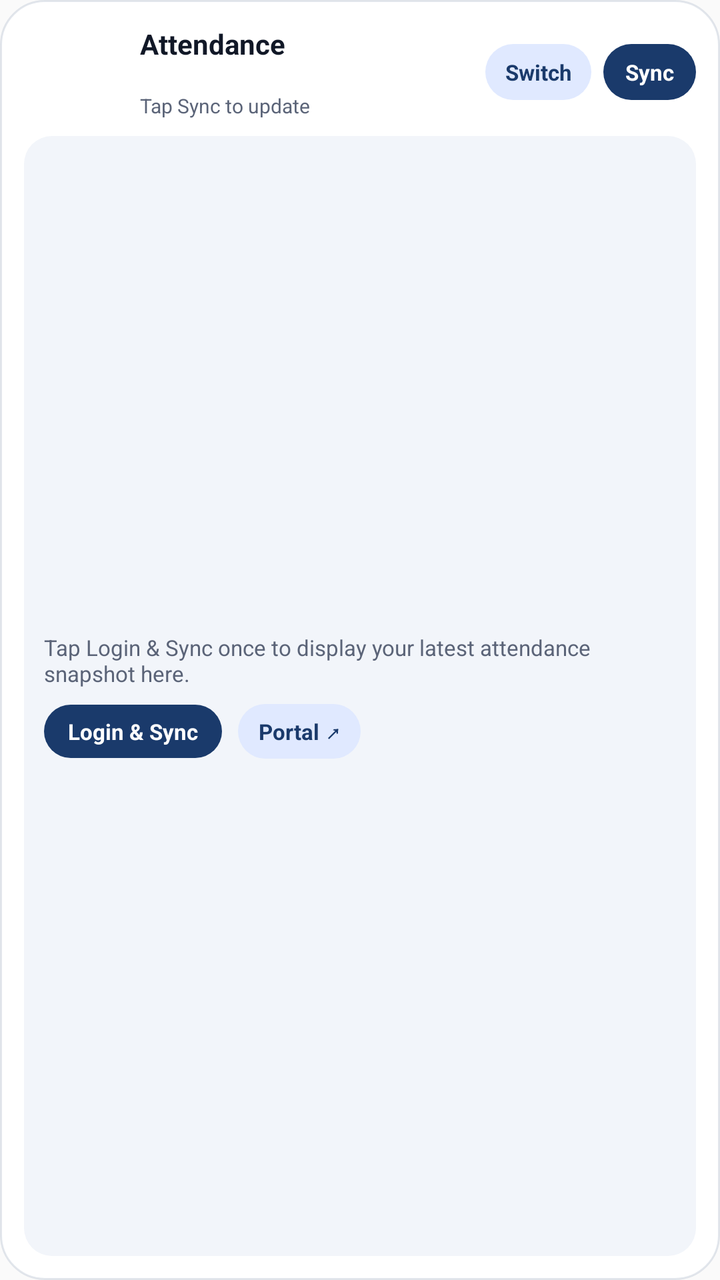
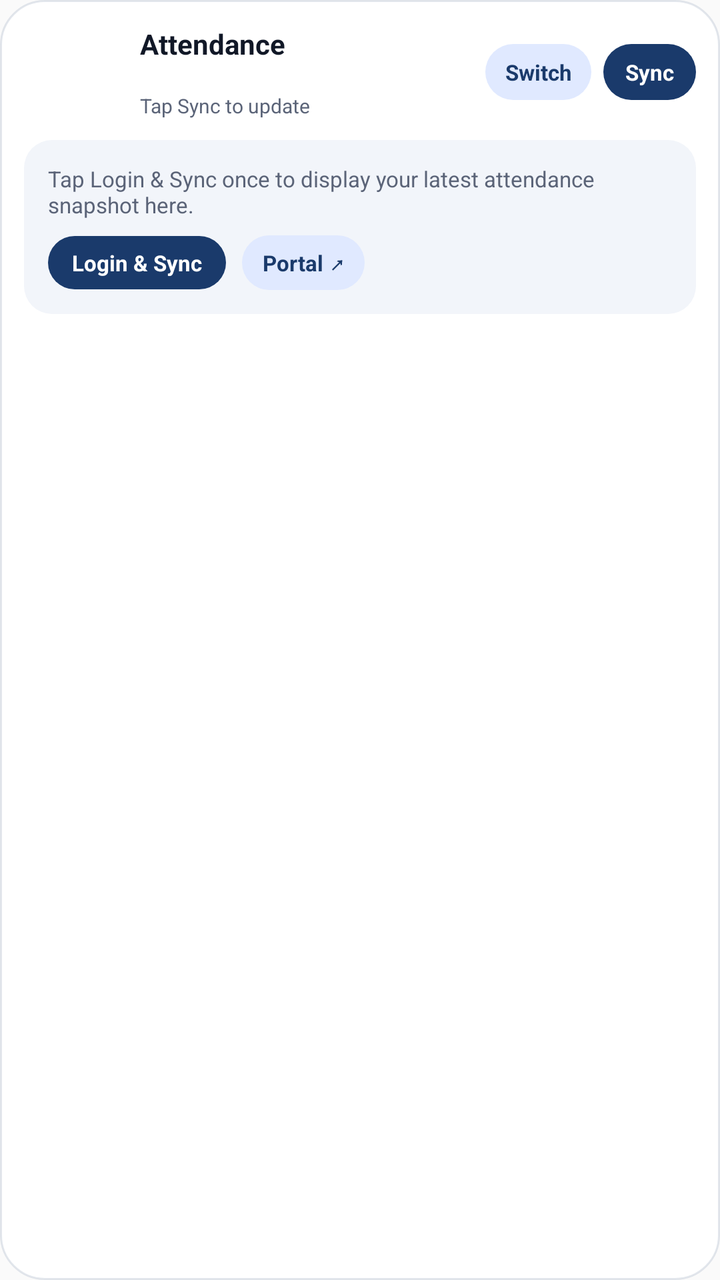

Two renders of the same Android screen: before a commit and after it. Below are the layout's source before the change and the commit's diff.
<!-- AndroidManifest.xml: application theme Theme.ContineoAutoLogin -->
<!-- res/layout/widget_attendance.xml -->
<?xml version="1.0" encoding="utf-8"?>
<LinearLayout xmlns:android="http://schemas.android.com/apk/res/android"
    android:id="@+id/widget_root"
    android:layout_width="match_parent"
    android:layout_height="match_parent"
    android:background="@drawable/widget_background"
    android:orientation="vertical"
    android:padding="12dp">

    
    <LinearLayout
        android:layout_width="match_parent"
        android:layout_height="wrap_content"
        android:gravity="center_vertical"
        android:orientation="horizontal">

        <ImageView
            android:id="@+id/widget_ring_image"
            android:layout_width="48dp"
            android:layout_height="48dp"
            android:contentDescription="@string/widget_cd_ring"
            android:scaleType="fitCenter" />

        <LinearLayout
            android:layout_width="0dp"
            android:layout_height="wrap_content"
            android:layout_marginStart="10dp"
            android:layout_marginEnd="6dp"
            android:layout_weight="1"
            android:orientation="vertical">

            <TextView
                android:id="@+id/widget_title"
                android:layout_width="wrap_content"
                android:layout_height="wrap_content"
                android:ellipsize="end"
                android:maxLines="1"
                android:text="@string/widget_title_default"
                android:textColor="@color/widget_text_primary"
                android:textSize="14sp"
                android:textStyle="bold" />

            <TextView
                android:id="@+id/widget_account_name"
                android:layout_width="wrap_content"
                android:layout_height="wrap_content"
                android:ellipsize="end"
                android:maxLines="1"
                android:textColor="@color/widget_text_secondary"
                android:textSize="11sp"
                android:textStyle="bold" />

            <TextView
                android:id="@+id/widget_subtitle"
                android:layout_width="wrap_content"
                android:layout_height="wrap_content"
                android:ellipsize="end"
                android:maxLines="1"
                android:text="@string/widget_subtitle_default"
                android:textColor="@color/widget_text_secondary"
                android:textSize="10sp" />
        </LinearLayout>

        <LinearLayout
            android:layout_width="wrap_content"
            android:layout_height="wrap_content"
            android:gravity="end|center_vertical"
            android:orientation="horizontal">

            <TextView
                android:id="@+id/widget_btn_switch"
                android:layout_width="wrap_content"
                android:layout_height="wrap_content"
                android:layout_marginEnd="6dp"
                android:background="@drawable/widget_pill_bg"
                android:clickable="true"
                android:focusable="true"
                android:gravity="center"
                android:minHeight="28dp"
                android:paddingStart="10dp"
                android:paddingTop="5dp"
                android:paddingEnd="10dp"
                android:paddingBottom="5dp"
                android:text="@string/widget_action_switch"
                android:textColor="@color/widget_pill_text"
                android:textSize="11sp"
                android:textStyle="bold" />

            <TextView
                android:id="@+id/widget_btn_sync"
                android:layout_width="wrap_content"
                android:layout_height="wrap_content"
                android:background="@drawable/widget_btn_primary_bg"
                android:clickable="true"
                android:focusable="true"
                android:gravity="center"
                android:minHeight="28dp"
                android:paddingStart="11dp"
                android:paddingTop="5dp"
                android:paddingEnd="11dp"
                android:paddingBottom="5dp"
                android:text="@string/widget_action_sync"
                android:textColor="@color/widget_button_text"
                android:textSize="11sp"
                android:textStyle="bold" />
        </LinearLayout>
    </LinearLayout>

    
    <LinearLayout
        android:id="@+id/widget_empty_container"
        android:layout_width="match_parent"
        android:layout_height="0dp"
        android:layout_marginTop="8dp"
        android:layout_weight="1"
        android:background="@drawable/widget_card_bg"
        android:gravity="center_vertical"
        android:orientation="vertical"
        android:padding="10dp">

        <TextView
            android:id="@+id/widget_empty_text"
            android:layout_width="match_parent"
            android:layout_height="wrap_content"
            android:ellipsize="end"
            android:maxLines="2"
            android:text="@string/widget_empty_message"
            android:textColor="@color/widget_text_secondary"
            android:textSize="11sp" />

        <LinearLayout
            android:layout_width="match_parent"
            android:layout_height="wrap_content"
            android:layout_marginTop="8dp"
            android:gravity="start|center_vertical"
            android:orientation="horizontal">

            <TextView
                android:id="@+id/widget_btn_login_empty"
                android:layout_width="wrap_content"
                android:layout_height="wrap_content"
                android:layout_marginEnd="8dp"
                android:background="@drawable/widget_btn_primary_bg"
                android:clickable="true"
                android:focusable="true"
                android:gravity="center"
                android:paddingStart="12dp"
                android:paddingTop="6dp"
                android:paddingEnd="12dp"
                android:paddingBottom="6dp"
                android:text="@string/widget_action_login_sync"
                android:textColor="@color/widget_button_text"
                android:textSize="11sp"
                android:textStyle="bold" />

            <TextView
                android:id="@+id/widget_btn_portal"
                android:layout_width="wrap_content"
                android:layout_height="wrap_content"
                android:background="@drawable/widget_pill_bg"
                android:clickable="true"
                android:focusable="true"
                android:gravity="center"
                android:paddingStart="10dp"
                android:paddingTop="6dp"
                android:paddingEnd="10dp"
                android:paddingBottom="6dp"
                android:text="@string/widget_action_portal"
                android:textColor="@color/widget_pill_text"
                android:textSize="11sp"
                android:textStyle="bold" />
        </LinearLayout>
    </LinearLayout>

    
    <LinearLayout
        android:id="@+id/widget_subjects_container"
        android:layout_width="match_parent"
        android:layout_height="0dp"
        android:layout_marginTop="8dp"
        android:layout_weight="1"
        android:orientation="vertical"
        android:visibility="gone">

        
        <LinearLayout
            android:id="@+id/widget_grid_row_0"
            android:layout_width="match_parent"
            android:layout_height="wrap_content"
            android:orientation="horizontal">

            <LinearLayout
                android:id="@+id/widget_cell_0"
                android:layout_width="0dp"
                android:layout_height="wrap_content"
                android:layout_marginEnd="3dp"
                android:layout_weight="1"
                android:background="@drawable/widget_card_bg"
                android:orientation="vertical"
                android:paddingStart="8dp"
                android:paddingTop="5dp"
                android:paddingEnd="8dp"
                android:paddingBottom="6dp">

                <LinearLayout
                    android:layout_width="match_parent"
                    android:layout_height="wrap_content"
                    android:gravity="center_vertical"
                    android:orientation="horizontal">

                    <TextView
                        android:id="@+id/widget_cell_0_name"
                        android:layout_width="0dp"
                        android:layout_height="wrap_content"
                        android:layout_marginEnd="4dp"
                        android:layout_weight="1"
                        android:ellipsize="end"
                        android:maxLines="1"
                        android:textColor="@color/widget_text_primary"
                        android:textSize="10sp"
                        android:textStyle="bold" />

                    <TextView
                        android:id="@+id/widget_cell_0_pct"
                        android:layout_width="wrap_content"
                        android:layout_height="wrap_content"
                        android:maxLines="1"
                        android:textColor="@color/attendance_safe"
                        android:textSize="10sp"
                        android:textStyle="bold" />
                </LinearLayout>

                <ProgressBar
                    android:id="@+id/widget_cell_0_progress_safe"
                    style="?android:attr/progressBarStyleHorizontal"
                    android:layout_width="match_parent"
                    android:layout_height="5dp"
                    android:layout_marginTop="4dp"
                    android:indeterminate="false"
                    android:max="100"
                    android:progressDrawable="@drawable/widget_progress_safe" />

                <ProgressBar
                    android:id="@+id/widget_cell_0_progress_warn"
                    style="?android:attr/progressBarStyleHorizontal"
                    android:layout_width="match_parent"
                    android:layout_height="5dp"
                    android:layout_marginTop="4dp"
                    android:indeterminate="false"
                    android:max="100"
                    android:progressDrawable="@drawable/widget_progress_warn"
                    android:visibility="gone" />

                <ProgressBar
                    android:id="@+id/widget_cell_0_progress_danger"
                    style="?android:attr/progressBarStyleHorizontal"
                    android:layout_width="match_parent"
                    android:layout_height="5dp"
                    android:layout_marginTop="4dp"
                    android:indeterminate="false"
                    android:max="100"
                    android:progressDrawable="@drawable/widget_progress_danger"
                    android:visibility="gone" />
            </LinearLayout>

            <LinearLayout
                android:id="@+id/widget_cell_1"
                android:layout_width="0dp"
                android:layout_height="wrap_content"
                android:layout_marginStart="3dp"
                android:layout_weight="1"
                android:background="@drawable/widget_card_bg"
                android:orientation="vertical"
                android:paddingStart="8dp"
                android:paddingTop="5dp"
                android:paddingEnd="8dp"
                android:paddingBottom="6dp">

                <LinearLayout
                    android:layout_width="match_parent"
                    android:layout_height="wrap_content"
                    android:gravity="center_vertical"
                    android:orientation="horizontal">

                    <TextView
                        android:id="@+id/widget_cell_1_name"
                        android:layout_width="0dp"
                        android:layout_height="wrap_content"
                        android:layout_marginEnd="4dp"
                        android:layout_weight="1"
                        android:ellipsize="end"
                        android:maxLines="1"
                        android:textColor="@color/widget_text_primary"
                        android:textSize="10sp"
                        android:textStyle="bold" />

                    <TextView
                        android:id="@+id/widget_cell_1_pct"
                        android:layout_width="wrap_content"
                        android:layout_height="wrap_content"
                        android:maxLines="1"
                        android:textColor="@color/attendance_safe"
                        android:textSize="10sp"
                        android:textStyle="bold" />
                </LinearLayout>

                <ProgressBar
                    android:id="@+id/widget_cell_1_progress_safe"
                    style="?android:attr/progressBarStyleHorizontal"
                    android:layout_width="match_parent"
                    android:layout_height="5dp"
                    android:layout_marginTop="4dp"
                    android:indeterminate="false"
                    android:max="100"
                    android:progressDrawable="@drawable/widget_progress_safe" />

                <ProgressBar
                    android:id="@+id/widget_cell_1_progress_warn"
                    style="?android:attr/progressBarStyleHorizontal"
                    android:layout_width="match_parent"
                    android:layout_height="5dp"
                    android:layout_marginTop="4dp"
                    android:indeterminate="false"
                    android:max="100"
                    android:progressDrawable="@drawable/widget_progress_warn"
                    android:visibility="gone" />

                <ProgressBar
                    android:id="@+id/widget_cell_1_progress_danger"
                    style="?android:attr/progressBarStyleHorizontal"
                    android:layout_width="match_parent"
                    android:layout_height="5dp"
                    android:layout_marginTop="4dp"
                    android:indeterminate="false"
                    android:max="100"
                    android:progressDrawable="@drawable/widget_progress_danger"
                    android:visibility="gone" />
            </LinearLayout>
        </LinearLayout>

        
        <LinearLayout
            android:id="@+id/widget_grid_row_1"
            android:layout_width="match_parent"
            android:layout_height="wrap_content"
            android:layout_marginTop="5dp"
            android:orientation="horizontal">

            <LinearLayout
                android:id="@+id/widget_cell_2"
                android:layout_width="0dp"
                android:layout_height="wrap_content"
                android:layout_marginEnd="3dp"
                android:layout_weight="1"
                android:background="@drawable/widget_card_bg"
                android:orientation="vertical"
                android:paddingStart="8dp"
                android:paddingTop="5dp"
                android:paddingEnd="8dp"
                android:paddingBottom="6dp">

                <LinearLayout
                    android:layout_width="match_parent"
                    android:layout_height="wrap_content"
                    android:gravity="center_vertical"
                    android:orientation="horizontal">

                    <TextView
                        android:id="@+id/widget_cell_2_name"
                        android:layout_width="0dp"
                        android:layout_height="wrap_content"
                        android:layout_marginEnd="4dp"
                        android:layout_weight="1"
                        android:ellipsize="end"
                        android:maxLines="1"
                        android:textColor="@color/widget_text_primary"
                        android:textSize="10sp"
                        android:textStyle="bold" />

                    <TextView
                        android:id="@+id/widget_cell_2_pct"
                        android:layout_width="wrap_content"
                        android:layout_height="wrap_content"
                        android:maxLines="1"
                        android:textColor="@color/attendance_safe"
                        android:textSize="10sp"
                        android:textStyle="bold" />
                </LinearLayout>

                <ProgressBar
                    android:id="@+id/widget_cell_2_progress_safe"
                    style="?android:attr/progressBarStyleHorizontal"
                    android:layout_width="match_parent"
                    android:layout_height="5dp"
                    android:layout_marginTop="4dp"
                    android:indeterminate="false"
                    android:max="100"
                    android:progressDrawable="@drawable/widget_progress_safe" />

                <ProgressBar
                    android:id="@+id/widget_cell_2_progress_warn"
                    style="?android:attr/progressBarStyleHorizontal"
                    android:layout_width="match_parent"
                    android:layout_height="5dp"
                    android:layout_marginTop="4dp"
                    android:indeterminate="false"
                    android:max="100"
                    android:progressDrawable="@drawable/widget_progress_warn"
                    android:visibility="gone" />

                <ProgressBar
                    android:id="@+id/widget_cell_2_progress_danger"
                    style="?android:attr/progressBarStyleHorizontal"
                    android:layout_width="match_parent"
                    android:layout_height="5dp"
                    android:layout_marginTop="4dp"
                    android:indeterminate="false"
                    android:max="100"
                    android:progressDrawable="@drawable/widget_progress_danger"
                    android:visibility="gone" />
            </LinearLayout>

            <LinearLayout
                android:id="@+id/widget_cell_3"
                android:layout_width="0dp"
                android:layout_height="wrap_content"
                android:layout_marginStart="3dp"
                android:layout_weight="1"
                android:background="@drawable/widget_card_bg"
                android:orientation="vertical"
                android:paddingStart="8dp"
                android:paddingTop="5dp"
                android:paddingEnd="8dp"
                android:paddingBottom="6dp">

                <LinearLayout
                    android:layout_width="match_parent"
                    android:layout_height="wrap_content"
                    android:gravity="center_vertical"
                    android:orientation="horizontal">

                    <TextView
                        android:id="@+id/widget_cell_3_name"
                        android:layout_width="0dp"
                        android:layout_height="wrap_content"
                        android:layout_marginEnd="4dp"
                        android:layout_weight="1"
                        android:ellipsize="end"
                        android:maxLines="1"
                        android:textColor="@color/widget_text_primary"
                        android:textSize="10sp"
                        android:textStyle="bold" />

                    <TextView
                        android:id="@+id/widget_cell_3_pct"
                        android:layout_width="wrap_content"
                        android:layout_height="wrap_content"
                        android:maxLines="1"
                        android:textColor="@color/attendance_safe"
                        android:textSize="10sp"
                        android:textStyle="bold" />
                </LinearLayout>

                <ProgressBar
                    android:id="@+id/widget_cell_3_progress_safe"
                    style="?android:attr/progressBarStyleHorizontal"
                    android:layout_width="match_parent"
                    android:layout_height="5dp"
                    android:layout_marginTop="4dp"
                    android:indeterminate="false"
                    android:max="100"
                    android:progressDrawable="@drawable/widget_progress_safe" />

                <ProgressBar
                    android:id="@+id/widget_cell_3_progress_warn"
                    style="?android:attr/progressBarStyleHorizontal"
                    android:layout_width="match_parent"
                    android:layout_height="5dp"
                    android:layout_marginTop="4dp"
                    android:indeterminate="false"
                    android:max="100"
                    android:progressDrawable="@drawable/widget_progress_warn"
                    android:visibility="gone" />

                <ProgressBar
                    android:id="@+id/widget_cell_3_progress_danger"
                    style="?android:attr/progressBarStyleHorizontal"
                    android:layout_width="match_parent"
                    android:layout_height="5dp"
                    android:layout_marginTop="4dp"
                    android:indeterminate="false"
                    android:max="100"
                    android:progressDrawable="@drawable/widget_progress_danger"
                    android:visibility="gone" />
            </LinearLayout>
        </LinearLayout>

        
        <LinearLayout
            android:id="@+id/widget_grid_row_2"
            android:layout_width="match_parent"
            android:layout_height="wrap_content"
            android:layout_marginTop="5dp"
            android:orientation="horizontal">

            <LinearLayout
                android:id="@+id/widget_cell_4"
                android:layout_width="0dp"
                android:layout_height="wrap_content"
                android:layout_marginEnd="3dp"
                android:layout_weight="1"
                android:background="@drawable/widget_card_bg"
                android:orientation="vertical"
                android:paddingStart="8dp"
                android:paddingTop="5dp"
                android:paddingEnd="8dp"
                android:paddingBottom="6dp">

                <LinearLayout
                    android:layout_width="match_parent"
                    android:layout_height="wrap_content"
                    android:gravity="center_vertical"
                    android:orientation="horizontal">

                    <TextView
                        android:id="@+id/widget_cell_4_name"
                        android:layout_width="0dp"
                        android:layout_height="wrap_content"
                        android:layout_marginEnd="4dp"
                        android:layout_weight="1"
                        android:ellipsize="end"
                        android:maxLines="1"
                        android:textColor="@color/widget_text_primary"
                        android:textSize="10sp"
                        android:textStyle="bold" />

                    <TextView
                        android:id="@+id/widget_cell_4_pct"
                        android:layout_width="wrap_content"
                        android:layout_height="wrap_content"
                        android:maxLines="1"
                        android:textColor="@color/attendance_safe"
                        android:textSize="10sp"
                        android:textStyle="bold" />
                </LinearLayout>

                <ProgressBar
                    android:id="@+id/widget_cell_4_progress_safe"
                    style="?android:attr/progressBarStyleHorizontal"
                    android:layout_width="match_parent"
                    android:layout_height="5dp"
                    android:layout_marginTop="4dp"
                    android:indeterminate="false"
                    android:max="100"
                    android:progressDrawable="@drawable/widget_progress_safe" />

                <ProgressBar
                    android:id="@+id/widget_cell_4_progress_warn"
                    style="?android:attr/progressBarStyleHorizontal"
                    android:layout_width="match_parent"
                    android:layout_height="5dp"
                    android:layout_marginTop="4dp"
                    android:indeterminate="false"
                    android:max="100"
                    android:progressDrawable="@drawable/widget_progress_warn"
                    android:visibility="gone" />

                <ProgressBar
                    android:id="@+id/widget_cell_4_progress_danger"
                    style="?android:attr/progressBarStyleHorizontal"
                    android:layout_width="match_parent"
                    android:layout_height="5dp"
                    android:layout_marginTop="4dp"
                    android:indeterminate="false"
                    android:max="100"
                    android:progressDrawable="@drawable/widget_progress_danger"
                    android:visibility="gone" />
            </LinearLayout>

            <LinearLayout
                android:id="@+id/widget_cell_5"
                android:layout_width="0dp"
                android:layout_height="wrap_content"
                android:layout_marginStart="3dp"
                android:layout_weight="1"
                android:background="@drawable/widget_card_bg"
                android:orientation="vertical"
                android:paddingStart="8dp"
                android:paddingTop="5dp"
                android:paddingEnd="8dp"
                android:paddingBottom="6dp">

                <LinearLayout
                    android:layout_width="match_parent"
                    android:layout_height="wrap_content"
                    android:gravity="center_vertical"
                    android:orientation="horizontal">

                    <TextView
                        android:id="@+id/widget_cell_5_name"
                        android:layout_width="0dp"
                        android:layout_height="wrap_content"
                        android:layout_marginEnd="4dp"
                        android:layout_weight="1"
                        android:ellipsize="end"
                        android:maxLines="1"
                        android:textColor="@color/widget_text_primary"
                        android:textSize="10sp"
                        android:textStyle="bold" />

                    <TextView
                        android:id="@+id/widget_cell_5_pct"
                        android:layout_width="wrap_content"
                        android:layout_height="wrap_content"
                        android:maxLines="1"
                        android:textColor="@color/attendance_safe"
                        android:textSize="10sp"
                        android:textStyle="bold" />
                </LinearLayout>

                <ProgressBar
                    android:id="@+id/widget_cell_5_progress_safe"
                    style="?android:attr/progressBarStyleHorizontal"
                    android:layout_width="match_parent"
                    android:layout_height="5dp"
                    android:layout_marginTop="4dp"
                    android:indeterminate="false"
                    android:max="100"
                    android:progressDrawable="@drawable/widget_progress_safe" />

                <ProgressBar
                    android:id="@+id/widget_cell_5_progress_warn"
                    style="?android:attr/progressBarStyleHorizontal"
                    android:layout_width="match_parent"
                    android:layout_height="5dp"
                    android:layout_marginTop="4dp"
                    android:indeterminate="false"
                    android:max="100"
                    android:progressDrawable="@drawable/widget_progress_warn"
                    android:visibility="gone" />

                <ProgressBar
                    android:id="@+id/widget_cell_5_progress_danger"
                    style="?android:attr/progressBarStyleHorizontal"
                    android:layout_width="match_parent"
                    android:layout_height="5dp"
                    android:layout_marginTop="4dp"
                    android:indeterminate="false"
                    android:max="100"
                    android:progressDrawable="@drawable/widget_progress_danger"
                    android:visibility="gone" />
            </LinearLayout>
        </LinearLayout>

        
        <LinearLayout
            android:layout_width="match_parent"
            android:layout_height="wrap_content"
            android:layout_marginTop="5dp"
            android:gravity="center_vertical"
            android:orientation="horizontal">

            <TextView
                android:id="@+id/widget_more_text"
                android:layout_width="0dp"
                android:layout_height="wrap_content"
                android:layout_weight="1"
                android:ellipsize="end"
                android:maxLines="1"
                android:textColor="@color/widget_text_secondary"
                android:textSize="10sp"
                android:visibility="gone" />

            <TextView
                android:id="@+id/widget_btn_portal_active"
                android:layout_width="wrap_content"
                android:layout_height="wrap_content"
                android:clickable="true"
                android:focusable="true"
                android:text="@string/widget_action_portal"
                android:textColor="@color/widget_pill_text"
                android:textSize="10sp"
                android:textStyle="bold" />
        </LinearLayout>
    </LinearLayout>

</LinearLayout>
<!-- resources referenced by this layout -->
<resources>
  <color name="attendance_safe">#16A34A</color>
  <color name="widget_button_text">#FFFFFF</color>
  <color name="widget_pill_text">#1A3A6B</color>
  <color name="widget_text_primary">#111827</color>
  <color name="widget_text_secondary">#5B6478</color>
  <!-- drawable widget_background (drawable) -->
  <?xml version="1.0" encoding="utf-8"?>
  <shape xmlns:android="http://schemas.android.com/apk/res/android" android:shape="rectangle">
      <solid android:color="@color/widget_bg" />
      <corners android:radius="22dp" />
      <stroke android:width="1dp" android:color="@color/widget_border" />
  </shape>
  <!-- drawable widget_btn_primary_bg (drawable) -->
  <?xml version="1.0" encoding="utf-8"?>
  <shape xmlns:android="http://schemas.android.com/apk/res/android" android:shape="rectangle">
      <solid android:color="@color/widget_button_bg" />
      <corners android:radius="999dp" />
  </shape>
  <!-- drawable widget_card_bg (drawable) -->
  <?xml version="1.0" encoding="utf-8"?>
  <shape xmlns:android="http://schemas.android.com/apk/res/android" android:shape="rectangle">
      <solid android:color="@color/widget_card" />
      <corners android:radius="14dp" />
  </shape>
  <!-- drawable widget_pill_bg (drawable) -->
  <?xml version="1.0" encoding="utf-8"?>
  <shape xmlns:android="http://schemas.android.com/apk/res/android" android:shape="rectangle">
      <solid android:color="@color/widget_pill_bg" />
      <corners android:radius="999dp" />
  </shape>
  <!-- drawable widget_progress_warn (drawable) -->
  <?xml version="1.0" encoding="utf-8"?>
  <layer-list xmlns:android="http://schemas.android.com/apk/res/android">
      <item android:id="@android:id/background">
          <shape android:shape="rectangle">
              <solid android:color="@color/widget_track" />
              <corners android:radius="99dp" />
          </shape>
      </item>
      <item android:id="@android:id/progress">
          <clip>
              <shape android:shape="rectangle">
                  <solid android:color="@color/attendance_warn" />
                  <corners android:radius="99dp" />
              </shape>
          </clip>
      </item>
  </layer-list>
  <string name="widget_action_login_sync">Login &amp; Sync</string>
  <string name="widget_action_portal">Portal ↗</string>
  <string name="widget_action_switch">Switch</string>
  <string name="widget_action_sync">Sync</string>
  <string name="widget_cd_ring">Overall attendance percentage</string>
  <string name="widget_empty_message">Tap Login &amp; Sync once to display your latest attendance snapshot here.</string>
  <string name="widget_subtitle_default">Tap Sync to update</string>
  <string name="widget_title_default">Attendance</string>
  <style name="Theme.ContineoAutoLogin" parent="android:Theme.Material.Light.NoActionBar">
          <item name="android:statusBarColor">@color/primary</item>
          <item name="android:navigationBarColor">@color/primary_dark</item>
      </style>
  <color name="widget_bg">#FFFFFF</color>
  <color name="widget_border">#1F1A3A6B</color>
  <color name="widget_button_bg">#1A3A6B</color>
  <color name="widget_card">#F2F5FA</color>
  <color name="widget_pill_bg">#E0E9FF</color>
  <color name="widget_track">#DCE3EE</color>
  <color name="attendance_danger">#DC2626</color>
  <color name="attendance_warn">#D97706</color>
  <color name="primary">#1A3A6B</color>
  <color name="primary_dark">#0D2240</color>
  <!-- unchanged entries left out for length: 2 -->
</resources>

<!-- the commit's change to res/layout/widget_attendance.xml (unified diff, before → after) -->
@@ -110,13 +110,12 @@
     <LinearLayout
         android:id="@+id/widget_empty_container"
         android:layout_width="match_parent"
-        android:layout_height="0dp"
-        android:layout_marginTop="8dp"
-        android:layout_weight="1"
+        android:layout_height="wrap_content"
+        android:layout_marginTop="10dp"
         android:background="@drawable/widget_card_bg"
-        android:gravity="center_vertical"
+        android:gravity="top"
         android:orientation="vertical"
-        android:padding="10dp">
+        android:padding="12dp">
 
         <TextView
             android:id="@+id/widget_empty_text"
